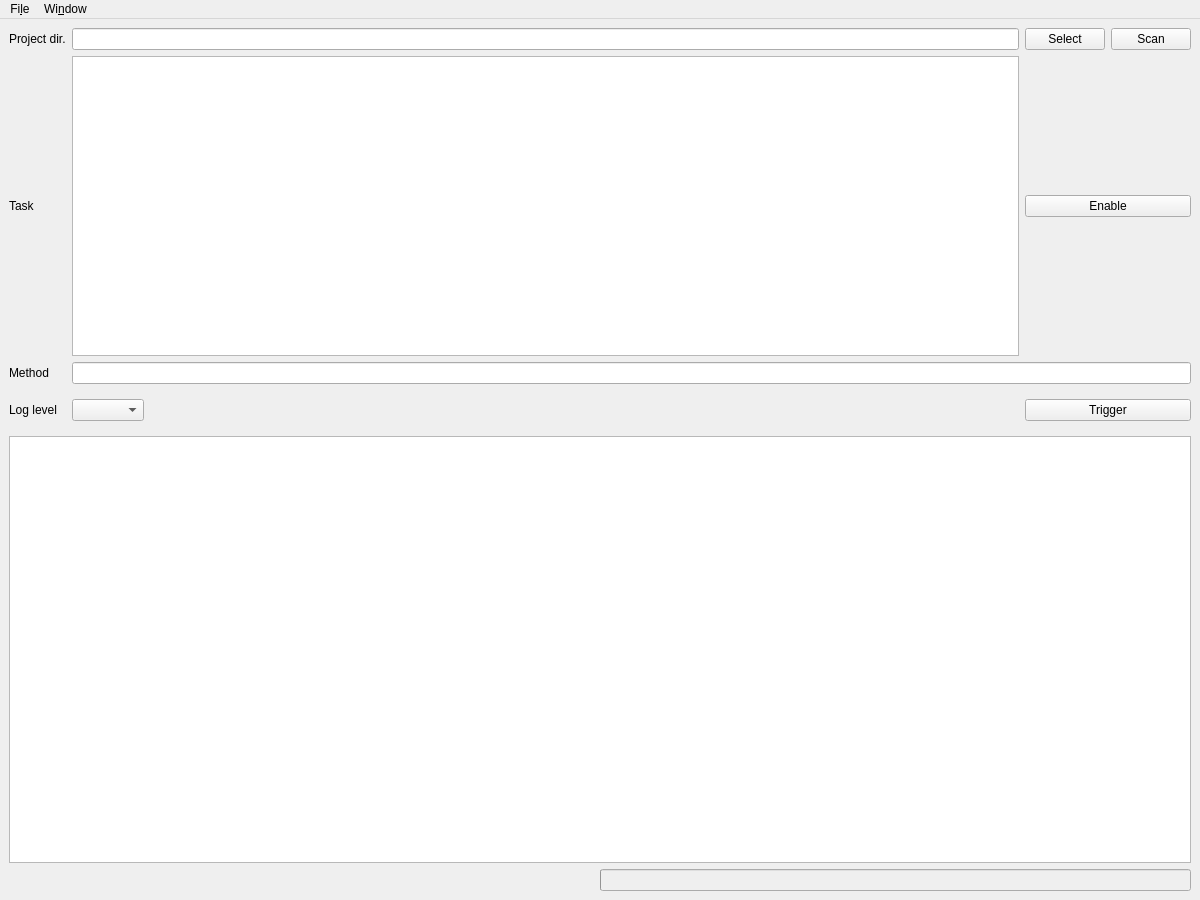
The window that ui/USLab4a.ui (mym-br/us_lab4a) describes before a commit, drawn with Qt 5.
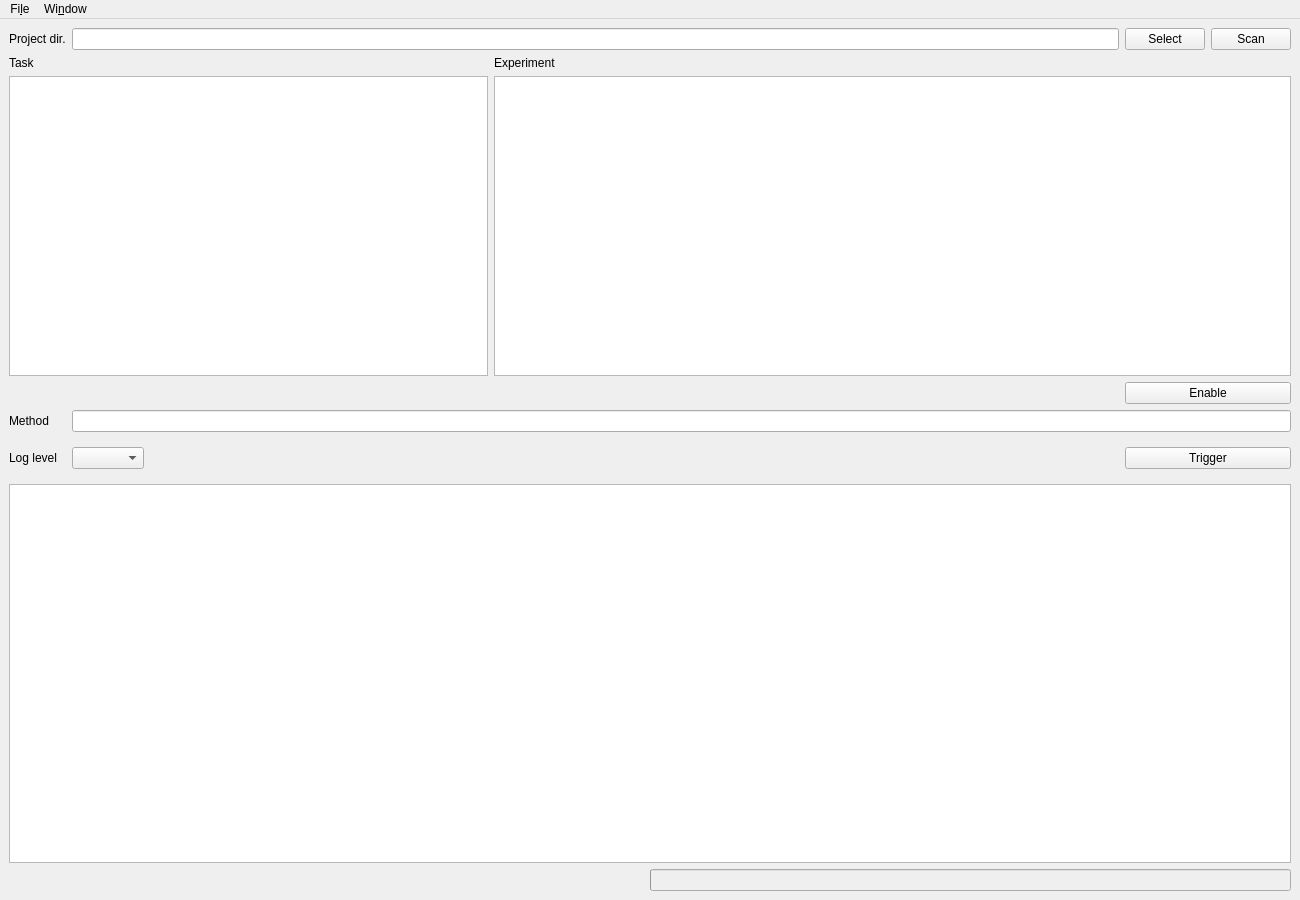
The same window after the commit. Icons and pictures are not drawn.

Commit message: Use experiment directories

Diff of the .ui file:
```diff
--- a/ui/USLab4a.ui
+++ b/ui/USLab4a.ui
@@ -6,7 +6,7 @@
    <rect>
     <x>0</x>
     <y>0</y>
-    <width>1200</width>
+    <width>1300</width>
     <height>900</height>
    </rect>
   </property>
@@ -18,8 +18,68 @@
     <normaloff>:/USLab4/qtdemo.ico</normaloff>:/USLab4/qtdemo.ico</iconset>
   </property>
   <widget class="QWidget" name="centralwidget">
-   <layout class="QGridLayout" name="gridLayout_2">
-    <item row="4" column="0" colspan="4">
+   <layout class="QGridLayout" name="gridLayout_2" columnstretch="0,2,3,0,0">
+    <item row="1" column="0" colspan="2">
+     <widget class="QLabel" name="label_16">
+      <property name="text">
+       <string>Task</string>
+      </property>
+      <property name="alignment">
+       <set>Qt::AlignLeading|Qt::AlignLeft|Qt::AlignVCenter</set>
+      </property>
+     </widget>
+    </item>
+    <item row="0" column="1" colspan="2">
+     <widget class="QLineEdit" name="projectDirLineEdit">
+      <property name="font">
+       <font>
+        <family>Monospace</family>
+        <kerning>false</kerning>
+       </font>
+      </property>
+      <property name="focusPolicy">
+       <enum>Qt::NoFocus</enum>
+      </property>
+      <property name="inputMask">
+       <string notr="true"/>
+      </property>
+      <property name="text">
+       <string notr="true"/>
+      </property>
+      <property name="alignment">
+       <set>Qt::AlignRight|Qt::AlignTrailing|Qt::AlignVCenter</set>
+      </property>
+      <property name="readOnly">
+       <bool>true</bool>
+      </property>
+      <property name="placeholderText">
+       <string notr="true"/>
+      </property>
+     </widget>
+    </item>
+    <item row="2" column="0" colspan="2">
+     <widget class="QListWidget" name="taskListWidget">
+      <property name="sizePolicy">
+       <sizepolicy hsizetype="Expanding" vsizetype="MinimumExpanding">
+        <horstretch>0</horstretch>
+        <verstretch>1</verstretch>
+       </sizepolicy>
+      </property>
+      <property name="minimumSize">
+       <size>
+        <width>0</width>
+        <height>300</height>
+       </size>
+      </property>
+      <property name="font">
+       <font>
+        <family>Monospace</family>
+        <kerning>false</kerning>
+       </font>
+      </property>
+     </widget>
+    </item>
+    <item row="6" column="0" colspan="5">
      <widget class="QPlainTextEdit" name="logPlainTextEdit">
       <property name="sizePolicy">
        <sizepolicy hsizetype="Expanding" vsizetype="Expanding">
@@ -53,7 +113,7 @@
       </property>
      </widget>
     </item>
-    <item row="3" column="1">
+    <item row="5" column="1">
      <widget class="QWidget" name="widget" native="true">
       <layout class="QHBoxLayout" name="horizontalLayout_3">
        <property name="leftMargin">
@@ -78,7 +138,7 @@
       </layout>
      </widget>
     </item>
-    <item row="2" column="1" colspan="3">
+    <item row="4" column="1" colspan="4">
      <widget class="QLineEdit" name="methodLineEdit">
       <property name="font">
        <font>
@@ -97,7 +157,7 @@
       </property>
      </widget>
     </item>
-    <item row="0" column="2">
+    <item row="0" column="3">
      <widget class="QPushButton" name="selectProjectDirButton">
       <property name="minimumSize">
        <size>
@@ -110,13 +170,6 @@
       </property>
      </widget>
     </item>
-    <item row="1" column="2" colspan="2">
-     <widget class="QPushButton" name="enableTaskButton">
-      <property name="text">
-       <string>Enable</string>
-      </property>
-     </widget>
-    </item>
     <item row="0" column="0">
      <widget class="QLabel" name="label">
       <property name="text">
@@ -124,45 +177,7 @@
       </property>
      </widget>
     </item>
-    <item row="0" column="1">
-     <widget class="QLineEdit" name="projectDirLineEdit">
-      <property name="font">
-       <font>
-        <family>Monospace</family>
-        <kerning>false</kerning>
-       </font>
-      </property>
-      <property name="focusPolicy">
-       <enum>Qt::NoFocus</enum>
-      </property>
-      <property name="inputMask">
-       <string notr="true"/>
-      </property>
-      <property name="text">
-       <string notr="true"/>
-      </property>
-      <property name="alignment">
-       <set>Qt::AlignRight|Qt::AlignTrailing|Qt::AlignVCenter</set>
-      </property>
-      <property name="readOnly">
-       <bool>true</bool>
-      </property>
-      <property name="placeholderText">
-       <string notr="true"/>
-      </property>
-     </widget>
-    </item>
-    <item row="1" column="0">
-     <widget class="QLabel" name="label_16">
-      <property name="text">
-       <string>Task</string>
-      </property>
-      <property name="alignment">
-       <set>Qt::AlignLeading|Qt::AlignLeft|Qt::AlignVCenter</set>
-      </property>
-     </widget>
-    </item>
-    <item row="0" column="3">
+    <item row="0" column="4">
      <widget class="QPushButton" name="scanProjectDirButton">
       <property name="minimumSize">
        <size>
@@ -175,50 +190,28 @@
       </property>
      </widget>
     </item>
-    <item row="1" column="1">
-     <widget class="QListWidget" name="taskListWidget">
-      <property name="sizePolicy">
-       <sizepolicy hsizetype="Expanding" vsizetype="MinimumExpanding">
-        <horstretch>0</horstretch>
-        <verstretch>1</verstretch>
-       </sizepolicy>
-      </property>
-      <property name="minimumSize">
-       <size>
-        <width>0</width>
-        <height>300</height>
-       </size>
-      </property>
-      <property name="font">
-       <font>
-        <family>Monospace</family>
-        <kerning>false</kerning>
-       </font>
-      </property>
-     </widget>
-    </item>
-    <item row="2" column="0">
+    <item row="4" column="0">
      <widget class="QLabel" name="label_2">
       <property name="text">
        <string>Method</string>
       </property>
      </widget>
     </item>
-    <item row="3" column="0">
+    <item row="5" column="0">
      <widget class="QLabel" name="label_13">
       <property name="text">
        <string>Log level</string>
       </property>
      </widget>
     </item>
-    <item row="3" column="2" colspan="2">
+    <item row="5" column="3" colspan="2">
      <widget class="QPushButton" name="triggerButton">
       <property name="text">
        <string>Trigger</string>
       </property>
      </widget>
     </item>
-    <item row="5" column="0" colspan="4">
+    <item row="7" column="0" colspan="5">
      <widget class="QWidget" name="widget_2" native="true">
       <layout class="QHBoxLayout" name="horizontalLayout" stretch="1,1">
        <property name="spacing">
@@ -274,6 +267,23 @@
       </layout>
      </widget>
     </item>
+    <item row="1" column="2">
+     <widget class="QLabel" name="label_3">
+      <property name="text">
+       <string>Experiment</string>
+      </property>
+     </widget>
+    </item>
+    <item row="2" column="2" colspan="3">
+     <widget class="QListWidget" name="expListWidget"/>
+    </item>
+    <item row="3" column="3" colspan="2">
+     <widget class="QPushButton" name="enableTaskButton">
+      <property name="text">
+       <string>Enable</string>
+      </property>
+     </widget>
+    </item>
    </layout>
   </widget>
   <widget class="QMenuBar" name="menubar">
@@ -281,7 +291,7 @@
     <rect>
      <x>0</x>
      <y>0</y>
-     <width>1200</width>
+     <width>1300</width>
      <height>34</height>
     </rect>
    </property>
```
The commit also changes 47 other files.
